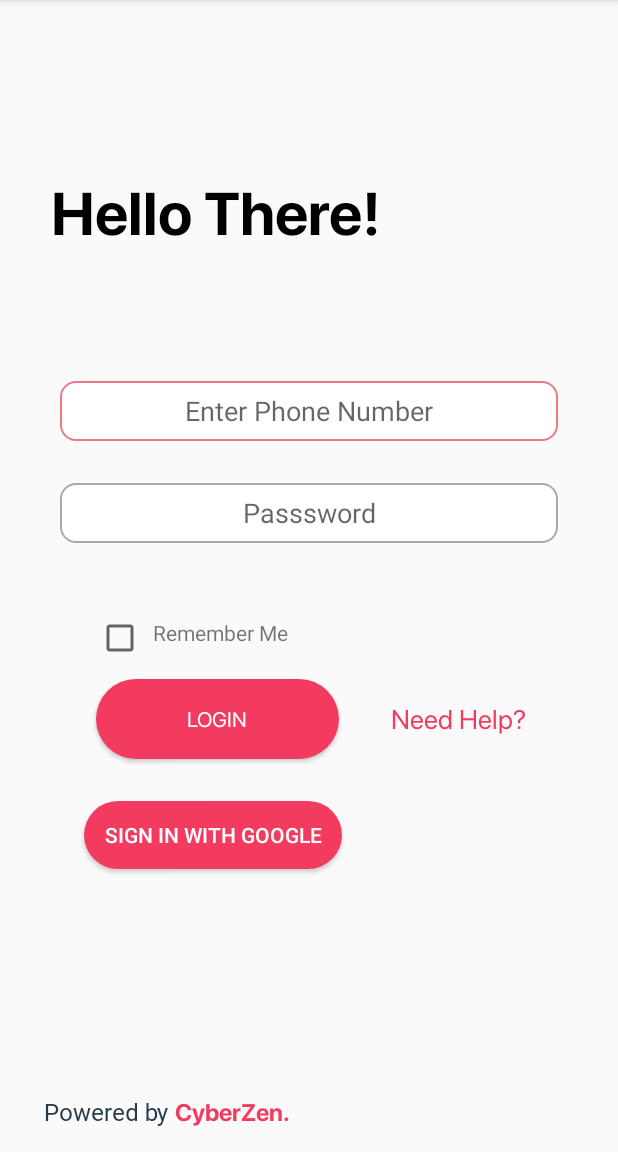
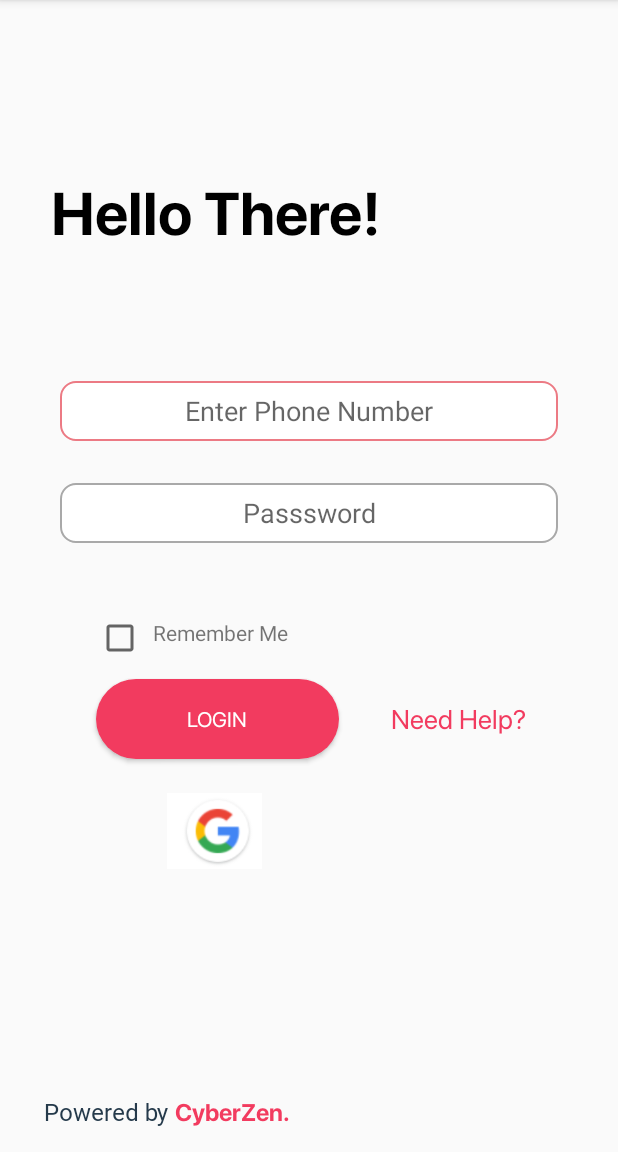
Before and after one commit to AlexLa00/EasyTax, an Android app: the login_user screen opened directly, with no data from a screen before it, on a phone screen of 412 x 824 dp, the part 84-1236 px from its top. Run offline under Robolectric (Android 15) with nearby library versions, the phone set to English and light mode, and no system bars; our stand-ins replace Firebase (no records; nobody signed in at launch, a user with empty details on screens opened directly).

Commit message:
Add google log in button to an image

```diff
--- a/EasyTax/src/main/java/app/cyberzen/easytax/login_user.java
+++ b/EasyTax/src/main/java/app/cyberzen/easytax/login_user.java
@@ -18,6 +18,7 @@ import android.widget.Button;
 import android.widget.CheckBox;
 import android.widget.CompoundButton;
 import android.widget.EditText;
+import android.widget.ImageView;
 import android.widget.TextView;
 import android.widget.Toast;
 
@@ -39,7 +40,7 @@ import app.cyberzen.easytax.model.User;
 
 
 public class login_user extends AppCompatActivity {
-    private Button btn_google;
+    private ImageView btn_google;
     private GoogleAuth googleAuth;
     EditText usernameInput;
     EditText passwordInput;
--- a/EasyTax/src/main/res/layout/activity_login_user.xml
+++ b/EasyTax/src/main/res/layout/activity_login_user.xml
@@ -142,6 +142,20 @@
         app:layout_constraintTop_toTopOf="parent"
         app:layout_constraintVertical_bias="0.3" />
 
+    <ImageView
+        android:id="@+id/googlebtn"
+        android:layout_width="63dp"
+        android:layout_height="56dp"
+        android:layout_alignParentStart="true"
+        android:layout_alignParentEnd="true"
+        android:layout_alignParentBottom="true"
+        android:layout_marginStart="95dp"
+        android:layout_marginTop="20dp"
+        app:layout_constraintStart_toStartOf="parent"
+        app:layout_constraintTop_toBottomOf="@+id/login"
+        app:srcCompat="@drawable/google"
+        tools:ignore="ContentDescription,MissingConstraints" />
+
     <TextView
         android:id="@+id/Intro"
         android:layout_width="wrap_content"
@@ -157,7 +171,7 @@
         app:layout_constraintTop_toTopOf="parent"
         app:layout_constraintVertical_bias="0.144" />
 
-    <Button
+  <!--  <Button
         android:id="@+id/googlebtn"
         android:layout_width="172dp"
         android:layout_height="45dp"
@@ -167,7 +181,7 @@
         android:text="@string/googleSignInBtn"
         android:textColor="@color/White"
         app:layout_constraintStart_toStartOf="parent"
-        app:layout_constraintTop_toBottomOf="@+id/login" />
+        app:layout_constraintTop_toBottomOf="@+id/login" /> -->
 
     <TextView
         android:id="@+id/textView4"
```
Also changed, not shown: EasyTax/src/main/res/drawable/cyberzen.png (added), EasyTax/src/main/res/drawable/google.PNG (added), EasyTax/src/main/res/drawable/logo.jpg (added), EasyTax/src/main/res/drawable/pig.PNG (added), EasyTax/src/main/res/drawable/tax.jpg (added).
